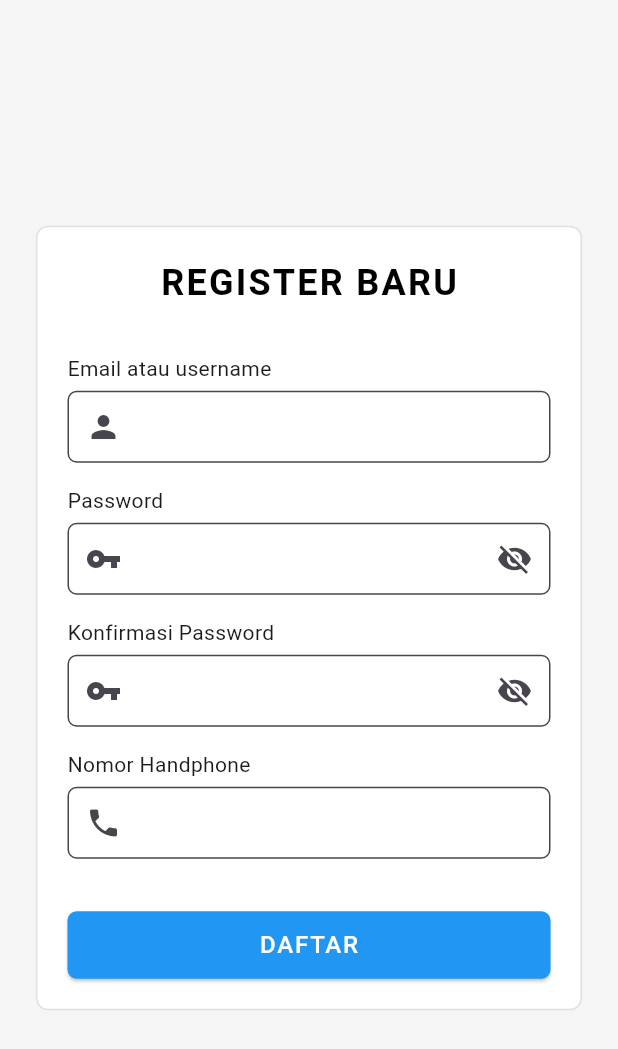
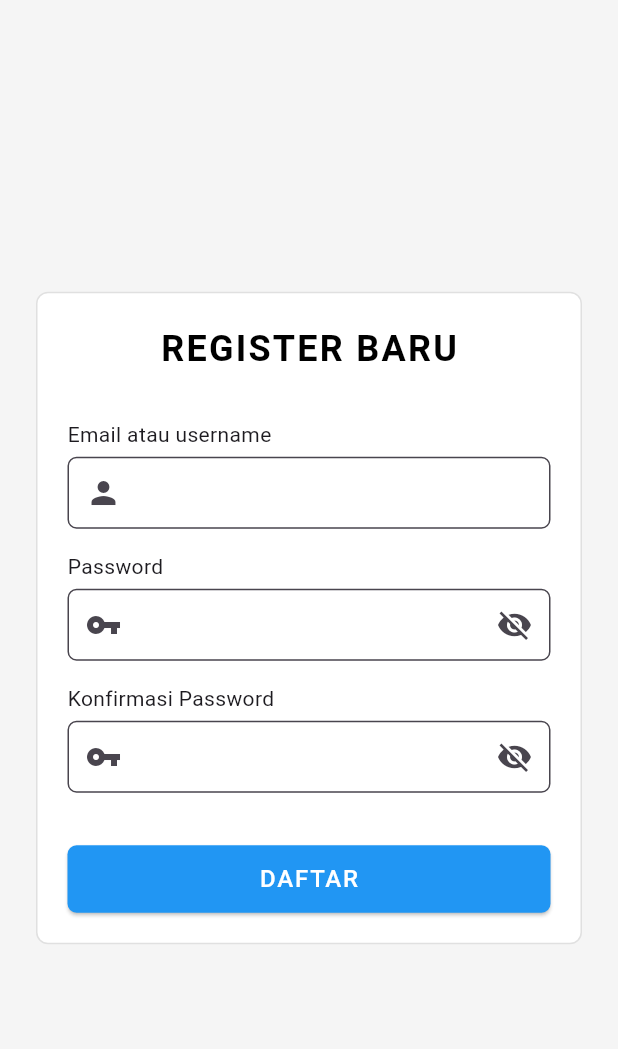
Before and after one commit to Falfall/kasirku, a Flutter app: the RegisterScreen screen opened directly, on a phone screen of 412 x 824 dp. Shown: the top 1049 px of the screen. Run offline on Flutter 3.47's test engine with Material 3 defaults, Android fonts, the phone set to English and light mode, and no system bars; our stand-ins replace shared_preferences; accounts and stored records are empty.

Commit message:
update registrasi

```diff
--- a/lib/register_screen.dart
+++ b/lib/register_screen.dart
@@ -12,7 +12,6 @@ class _RegisterScreenState extends State<RegisterScreen> {
   final TextEditingController _passwordController = TextEditingController();
   final TextEditingController _confirmPasswordController =
       TextEditingController();
-  final TextEditingController _phoneController = TextEditingController();
 
   void _submitForm() async {
     if (_formKey.currentState!.validate()) {
@@ -27,7 +26,6 @@ class _RegisterScreenState extends State<RegisterScreen> {
       String email = _emailController.text;
       String password = _passwordController.text;
 
-      // Simpan akun ke shared preferences
       await prefs.setString('user_$email', password);
 
       ScaffoldMessenger.of(
@@ -161,12 +159,6 @@ class _RegisterScreenState extends State<RegisterScreen> {
                     icon: Icons.vpn_key,
                     isPassword: true,
                   ),
-                  _buildInputField(
-                    label: 'Nomor Handphone',
-                    controller: _phoneController,
-                    icon: Icons.phone,
-                    inputType: TextInputType.phone,
-                  ),
                   SizedBox(height: 20),
                   SizedBox(
                     width: double.infinity,
```
